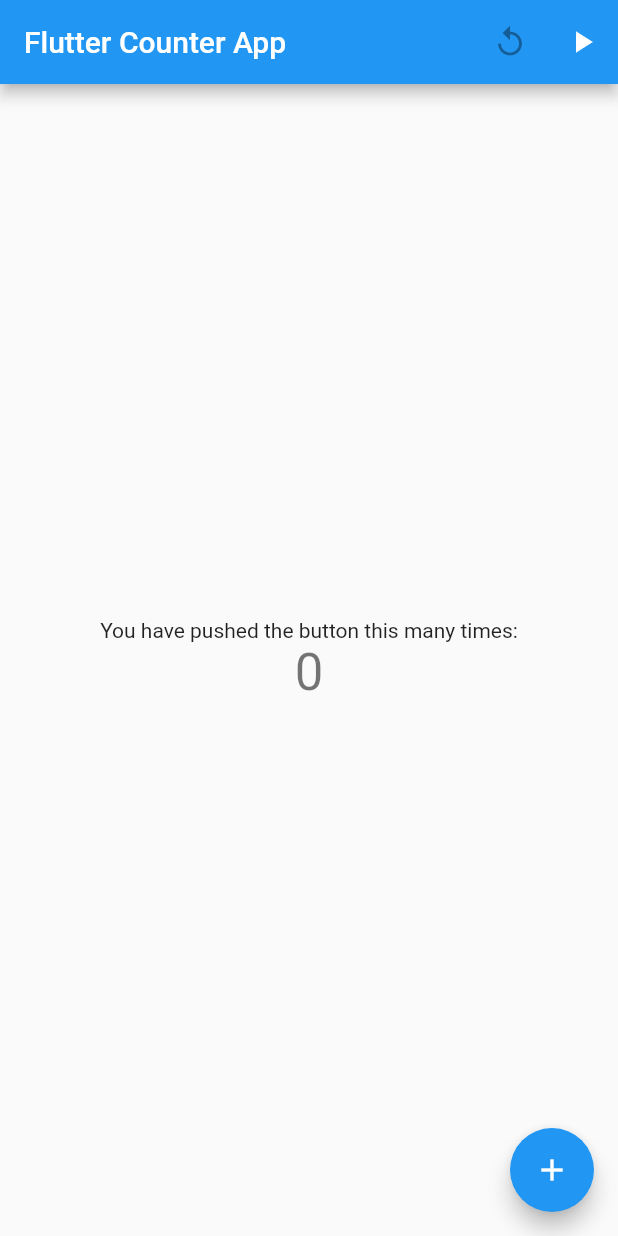
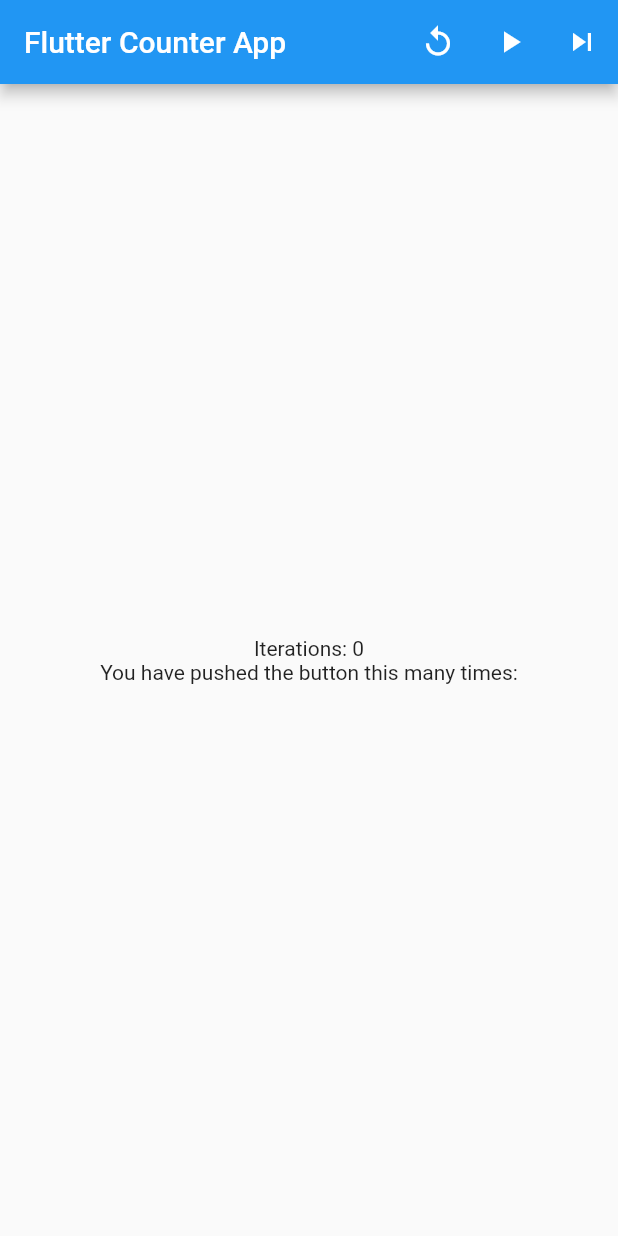
Before and after one commit to anayadrian1/hello-world-flutter, a Flutter app: the screen it shows after launch, on a phone screen of 412 x 824 dp. Run offline on Flutter 3.47's test engine with Material 2 defaults, Android fonts, the phone set to English and light mode, and no system bars; statements that could not run were skipped.

```diff
--- a/lib/main.dart
+++ b/lib/main.dart
@@ -1,4 +1,5 @@
 import 'package:flutter/material.dart';
+import 'package:hello_world_flutter/viewmodel/MainViewModel.dart';
 
 void main() {
   runApp(MyApp());
@@ -9,7 +10,7 @@ class MyApp extends StatelessWidget {
   @override
   Widget build(BuildContext context) {
     return MaterialApp(
-      title: 'Flutter Demo',
+      title: 'Flutter Counter Demo',
       theme: ThemeData(
         // This is the theme of your application.
         //
@@ -51,19 +52,9 @@ class MyHomePage extends StatefulWidget {
 }
 
 class _MyHomePageState extends State<MyHomePage> {
-  int _counter = 0;
+
   bool _running = false;
-
-  void _incrementCounter() {
-    setState(() {
-      // This call to setState tells the Flutter framework that something has
-      // changed in this State, which causes it to rerun the build method below
-      // so that the display can reflect the updated values. If we changed
-      // _counter without calling setState(), then the build method would not be
-      // called again, and so nothing would appear to happen.
-      _counter++;
-    });
-  }
+  MainViewModel _viewModel = MainViewModel();
 
   void _toggleRunning() {
     setState(() {
@@ -85,12 +76,22 @@ class _MyHomePageState extends State<MyHomePage> {
         // the App.build method, and use it to set our appbar title.
         title: Text(widget.title),
         actions: <Widget>[
-          IconButton(icon: const Icon(Icons.replay), onPressed: null),
+          IconButton(
+              icon: const Icon(Icons.replay, color: Colors.white),
+              onPressed: null),
           (_running)
               ? IconButton(
                   icon: const Icon(Icons.pause), onPressed: _toggleRunning)
               : IconButton(
-                  icon: const Icon(Icons.play_arrow), onPressed: _toggleRunning)
+                  icon: const Icon(Icons.play_arrow),
+                  onPressed: _toggleRunning),
+          IconButton(
+            icon: Icon(
+              Icons.skip_next,
+              color: Colors.white,
+            ),
+            onPressed: _viewModel.iterate(),
+          )
         ],
       ),
       body: Center(
@@ -113,21 +114,18 @@ class _MyHomePageState extends State<MyHomePage> {
           // horizontal).
           mainAxisAlignment: MainAxisAlignment.center,
           children: <Widget>[
+            StreamBuilder<int>(
+              stream: _viewModel.iterationCountStream,
+              builder: (context, snapshot) {
+                return Text('Iterations: ${snapshot.data}');
+              },
+            ),
             Text(
               'You have pushed the button this many times:',
-            ),
-            Text(
-              '$_counter',
-              style: Theme.of(context).textTheme.headline4,
             ),
           ],
         ),
       ),
-      floatingActionButton: FloatingActionButton(
-        onPressed: _incrementCounter,
-        tooltip: 'Increment',
-        child: Icon(Icons.add),
-      ), // This trailing comma makes auto-formatting nicer for build methods.
     );
   }
 }
--- a/lib/model/Terrain.dart
+++ b/lib/model/Terrain.dart
@@ -29,6 +29,8 @@ class Terrain {
   Terrain(int size, double density, Random rng) : _size = size {
     _cells = List.generate(size, (i) => Uint8ClampedList(size));
     _next = List.generate(size, (i) => Uint8ClampedList(size));
+    _population = 0;
+    _iterationCount = 0;
     for (var row in _cells) {
       for (var colIndex = 0; colIndex < row.length; colIndex++) {
         if (rng.nextDouble() < density) {
--- /dev/null
+++ b/lib/viewmodel/MainViewModel.dart
@@ -0,0 +1,41 @@
+import 'dart:async';
+import 'dart:math';
+
+import 'package:flutter/cupertino.dart';
+import 'package:flutter/foundation.dart';
+
+import '../model/Terrain.dart';
+
+class MainViewModel {
+
+  static const _size = 500;
+
+  Terrain _terrain;
+  final _density;
+  final _iterationCountStreamController;
+  final _populationStreamController;
+
+  MainViewModel()
+      : _iterationCountStreamController = StreamController<int>(),
+        _populationStreamController = StreamController<int>(),
+        _density = 0.2 {
+    _terrain = Terrain(_size, _density, Random());
+    _iterationCountStreamController.add(_terrain.iterationCount);
+    _populationStreamController.add(_terrain.population);
+  }
+
+  Stream<int> get iterationCountStream => _iterationCountStreamController.stream;
+
+  Stream<int> get populationStream => _populationStreamController.stream;
+
+  void iterate() {
+    compute(MainViewModel._iterateCA, _terrain).then((_) {
+      _iterationCountStreamController.add(_terrain.iterationCount);
+      _populationStreamController.add(_terrain.population);
+    });
+  }
+
+  static void _iterateCA(Terrain terrain) {
+    terrain.iterate();
+  }
+}
```
